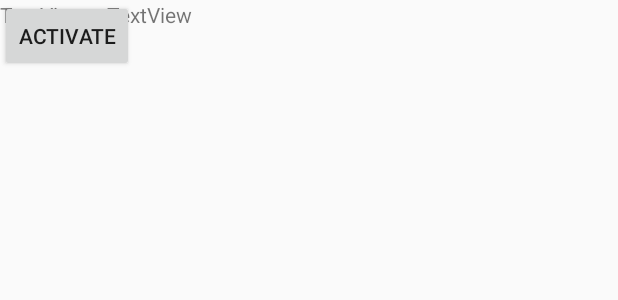
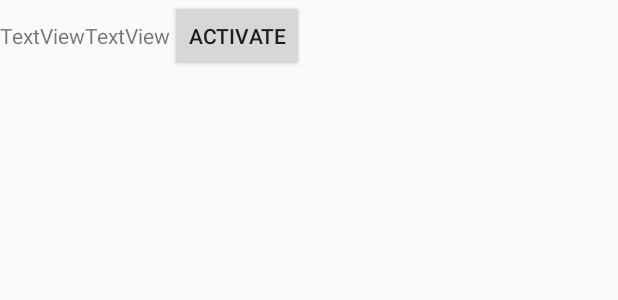
Before and after one commit to starfish01/SleepEasy, an Android app: the layout activity_main.xml on its own in the app's theme, with its tools: preview values and no code run, on a phone screen of 412 x 824 dp. Shown: the top 300 px of the screen. Run offline under Robolectric (Android 15) with nearby library versions, the phone set to English and light mode, and no system bars.

Commit message:
15/8
GUI

```diff
--- a/app/src/main/res/layout/activity_main.xml
+++ b/app/src/main/res/layout/activity_main.xml
@@ -7,8 +7,14 @@
     tools:context="au.com.patricklabes.sleepeasy.MainActivity">
 
    <LinearLayout
-        android:layout_width="143dp"
+       android:layout_width="344dp"
        android:layout_height="495dp"
+       tools:layout_editor_absoluteY="8dp"
+       tools:layout_editor_absoluteX="8dp">
+
+    <LinearLayout
+        android:layout_width="wrap_content"
+        android:layout_height="wrap_content"
         android:orientation="horizontal"
         tools:layout_editor_absoluteY="8dp"
         tools:layout_editor_absoluteX="8dp">
@@ -30,14 +36,18 @@
             android:text="TextView"
             tools:layout_editor_absoluteX="159dp"
             tools:layout_editor_absoluteY="231dp" />
-    </LinearLayout>
 
         <Button
             android:id="@+id/activateBtn"
             android:layout_width="wrap_content"
             android:layout_height="wrap_content"
+            android:layout_weight="1"
             android:text="Activate"
             tools:layout_editor_absoluteX="254dp"
             tools:layout_editor_absoluteY="445dp" />
+    </LinearLayout>
+
+
+   </LinearLayout>
 
 </android.support.constraint.ConstraintLayout>
```
Lines whose indentation alone changed are shown as unchanged.
